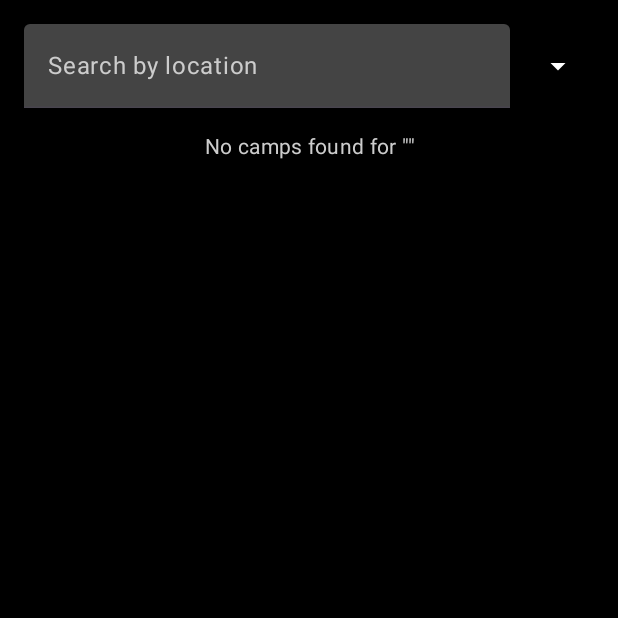
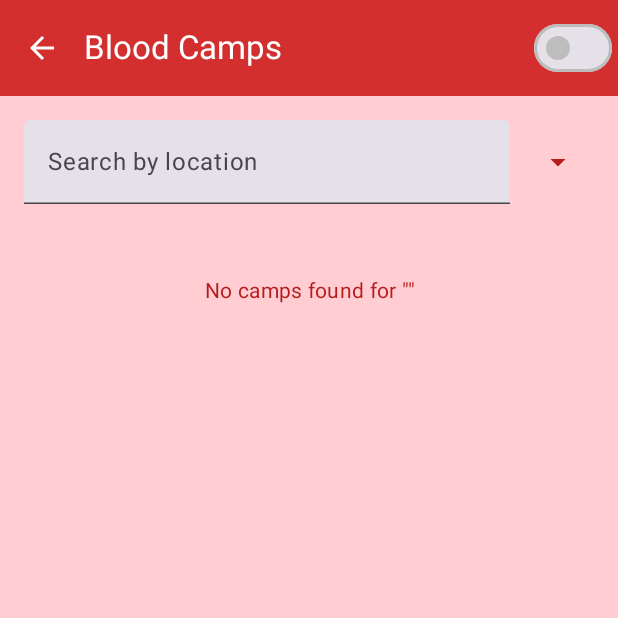
Before and after one commit to pushpalroy/BloodDonation, an Android app built with Jetpack Compose: the BloodCampListScreen screen opened through its navigation route, on a phone screen of 412 x 824 dp, the top half of it. Run offline under Robolectric (Android 15) with nearby library versions, the phone set to English and light mode, and no system bars; our stand-ins replace Firebase (no records; nobody signed in at launch, a user with empty details on screens opened directly); pictures from the network do not load.

Commit message:
Refactor camp list UI and unify theme

```diff
--- a/app/src/main/java/com/example/blooddonation/feature/events/BloodCampListScreen.kt
+++ b/app/src/main/java/com/example/blooddonation/feature/events/BloodCampListScreen.kt
@@ -1,7 +1,6 @@
 package com.example.blooddonation.feature.events
 
 import BloodCampViewModel
-import androidx.compose.foundation.Image
 import androidx.compose.foundation.background
 import androidx.compose.foundation.layout.Column
 import androidx.compose.foundation.layout.Row
@@ -16,17 +15,17 @@ import androidx.compose.foundation.lazy.LazyColumn
 import androidx.compose.foundation.lazy.items
 import androidx.compose.material.icons.Icons
 import androidx.compose.material.icons.filled.ArrowDropDown
-import androidx.compose.material.icons.filled.Clear
+import androidx.compose.material.icons.filled.ArrowBack
 import androidx.compose.material3.Button
 import androidx.compose.material3.ButtonDefaults
-import androidx.compose.material3.Card
-import androidx.compose.material3.CardDefaults
 import androidx.compose.material3.Icon
 import androidx.compose.material3.IconButton
 import androidx.compose.material3.MaterialTheme
 import androidx.compose.material3.Text
 import androidx.compose.material3.TextField
-import androidx.compose.material3.TextFieldDefaults
+import androidx.compose.material3.TopAppBar
+import androidx.compose.material3.TopAppBarDefaults
+import androidx.compose.material3.Scaffold
 import androidx.compose.runtime.Composable
 import androidx.compose.runtime.getValue
 import androidx.compose.runtime.mutableStateOf
@@ -34,17 +33,18 @@ import androidx.compose.runtime.remember
 import androidx.compose.runtime.setValue
 import androidx.compose.ui.Alignment
 import androidx.compose.ui.Modifier
-import androidx.compose.ui.draw.clip
 import androidx.compose.ui.graphics.Color
 import androidx.compose.ui.text.style.TextAlign
 import androidx.compose.ui.unit.dp
 import androidx.lifecycle.compose.collectAsStateWithLifecycle
 import androidx.lifecycle.viewmodel.compose.viewModel
-import coil.compose.rememberAsyncImagePainter
 import com.example.blooddonation.domain.BloodCamp
+import com.example.blooddonation.feature.events.CampCard
+import com.example.blooddonation.feature.theme.ThemeSwitch
 
 @Composable
-fun BloodCampListScreen(viewModel: BloodCampViewModel = viewModel()) {
+@OptIn(ExperimentalMaterial3Api::class)
+fun BloodCampListScreen(onBack: () -> Unit = {}, viewModel: BloodCampViewModel = viewModel()) {
     val camps by viewModel.camps.collectAsStateWithLifecycle()
     val registeredCampIds by viewModel.registeredCampIds.collectAsStateWithLifecycle()
 
@@ -59,79 +59,75 @@ fun BloodCampListScreen(viewModel: BloodCampViewModel = viewModel()) {
         else list.sortedByDescending { it.date }
     }
 
+    Scaffold(
+        containerColor = MaterialTheme.colorScheme.primaryContainer,
+        topBar = {
+            TopAppBar(
+                title = { Text("Blood Camps") },
+                navigationIcon = {
+                    IconButton(onClick = onBack) {
+                        Icon(Icons.Default.ArrowBack, contentDescription = "Back")
+                    }
+                },
+                actions = { ThemeSwitch() },
+                colors = TopAppBarDefaults.topAppBarColors(
+                    containerColor = MaterialTheme.colorScheme.primary,
+                    titleContentColor = MaterialTheme.colorScheme.onPrimary,
+                    navigationIconContentColor = MaterialTheme.colorScheme.onPrimary
+                )
+            )
+        }
+    ) { padding ->
         Column(
             modifier = Modifier
                 .fillMaxSize()
-            .background(Color.Black)
+                .padding(padding)
                 .padding(16.dp)
         ) {
-        // Search bar and sort button Row
             Row(
                 modifier = Modifier.fillMaxWidth(),
                 verticalAlignment = Alignment.CenterVertically
             ) {
-            // Search text field
                 TextField(
                     value = searchQuery,
                     onValueChange = { searchQuery = it },
-                placeholder = {
-                    Text(
-                        "Search by location",
-                        color = Color.LightGray
+                    placeholder = { Text("Search by location") },
+                    modifier = Modifier.weight(1f),
+                    singleLine = true
                 )
-                }, // Set placeholder text color here
-                modifier = Modifier.weight(1f),
-                colors = TextFieldDefaults.colors(
-                    focusedContainerColor = Color.DarkGray,
-                    unfocusedContainerColor = Color.DarkGray,
-                    focusedTextColor = Color.White,
-                    unfocusedTextColor = Color.White,
-                    cursorColor = Color.White,
-                    focusedPlaceholderColor = Color.LightGray,
-                    unfocusedPlaceholderColor = Color.LightGray
-                ),
-
-                singleLine = true,
-                trailingIcon = {
-                    if (searchQuery.isNotEmpty()) {
-                        IconButton(onClick = { searchQuery = "" }) {
-                            Icon(
-                                Icons.Default.Clear,
-                                contentDescription = "Clear search",
-                                tint = Color.White
-                            )
-                        }
-                    }
-                }
-            )
-
 
                 Spacer(modifier = Modifier.width(8.dp))
 
-            // Sort button
-            IconButton(
-                onClick = { isSortAscending = !isSortAscending },
-                modifier = Modifier.size(48.dp)
-            ) {
-                Icon(
-                    imageVector = if (isSortAscending) Icons.Default.ArrowDropDown else Icons.Default.ArrowDropDown,
-                    contentDescription = "Sort by date",
-                    tint = Color.White
-                )
+                IconButton(onClick = { isSortAscending = !isSortAscending }) {
+                    Icon(Icons.Default.ArrowDropDown, contentDescription = "Sort by date")
                 }
             }
 
             Spacer(modifier = Modifier.height(16.dp))
 
-        // LazyColumn of filtered camps
             LazyColumn {
-            items(filteredCamps) { camp ->
-                BloodCampItem(
+                items(filteredCamps, key = { it.id }) { camp ->
+                    CampCard(
                         modifier = Modifier.fillMaxWidth(),
-                    camp = camp,
-                    isRegistered = registeredCampIds.contains(camp.id),
-                    onRegisterClick = { viewModel.registerForCamp(camp.id) }
+                        name = camp.name,
+                        location = camp.location,
+                        date = camp.date,
+                        description = camp.description,
+                        imagePath = camp.imageUrl
+                    ) {
+                        Button(
+                            onClick = { viewModel.registerForCamp(camp.id) },
+                            enabled = !registeredCampIds.contains(camp.id),
+                            colors = ButtonDefaults.buttonColors(
+                                containerColor = if (registeredCampIds.contains(camp.id)) Color.Gray else MaterialTheme.colorScheme.primary
                             )
+                        ) {
+                            Text(
+                                text = if (registeredCampIds.contains(camp.id)) "Registered" else "Register",
+                                color = MaterialTheme.colorScheme.onPrimary
+                            )
+                        }
+                    }
                     Spacer(modifier = Modifier.height(16.dp))
                 }
 
@@ -139,62 +135,16 @@ fun BloodCampListScreen(viewModel: BloodCampViewModel = viewModel()) {
                     item {
                         Text(
                             "No camps found for \"$searchQuery\"",
-                        modifier = Modifier.fillMaxWidth(),
-                        color = Color.LightGray,
+                            modifier = Modifier
+                                .fillMaxWidth()
+                                .padding(32.dp),
+                            textAlign = TextAlign.Center,
                             style = MaterialTheme.typography.bodyMedium,
-                        textAlign = TextAlign.Center
+                            color = MaterialTheme.colorScheme.onPrimaryContainer
                         )
                     }
                 }
             }
         }
     }
-
-
-@Composable
-fun BloodCampItem(
-    modifier: Modifier = Modifier,
-    camp: BloodCamp,
-    isRegistered: Boolean,
-    onRegisterClick: () -> Unit
-) {
-
-    Card(
-        modifier = modifier,
-        colors = CardDefaults.cardColors(containerColor = MaterialTheme.colorScheme.onPrimary),
-        elevation = CardDefaults.cardElevation()
-    ) {
-        Column(modifier = Modifier.padding(16.dp)) {
-            if (camp.imageUrl.isNotEmpty()) {
-                Image(
-                    painter = rememberAsyncImagePainter(model = camp.imageUrl),
-                    contentDescription = null,
-                    modifier = Modifier
-                        .fillMaxWidth()
-                        .height(180.dp)
-                        .clip(MaterialTheme.shapes.medium)
-                )
-                Spacer(modifier = Modifier.height(8.dp))
 }
-
-            Text(text = camp.name, style = MaterialTheme.typography.titleLarge, color = MaterialTheme.colorScheme.primary)
-            Text(text = "Location: ${camp.location}", color = MaterialTheme.colorScheme.onBackground)
-            Text(text = "Date: ${camp.date}", color = MaterialTheme.colorScheme.onBackground)
-            Text(text = camp.description, color = MaterialTheme.colorScheme.onBackground)
-
-            Spacer(modifier = Modifier.height(8.dp))
-            Button(
-                onClick = onRegisterClick,
-                colors = ButtonDefaults.buttonColors(
-                    containerColor = if (isRegistered) Color.Gray else MaterialTheme.colorScheme.primary
-                ),
-                enabled = !isRegistered
-            ) {
-                Text(
-                    text = if (isRegistered) "Registered" else "Register",
-                    color = MaterialTheme.colorScheme.onPrimary
-                )
-            }
-        }
-    }
-}
--- a/app/src/main/java/com/example/blooddonation/navigation/Navigation.kt
+++ b/app/src/main/java/com/example/blooddonation/navigation/Navigation.kt
@@ -230,7 +230,7 @@ fun AppNavigation(navController: NavHostController) {
         }
 
         composable("blood_camp_list") {
-            BloodCampListScreen()
+            BloodCampListScreen(onBack = { navController.popBackStack() })
         }
 
         composable(
```
Also changed, not shown: app/src/main/java/com/example/blooddonation/feature/admin/AdminDashboardScreen.kt (+28 -91 lines), app/src/main/java/com/example/blooddonation/feature/events/CampCard.kt (added, +57 -0 lines). Lines whose indentation alone changed are shown as unchanged.
